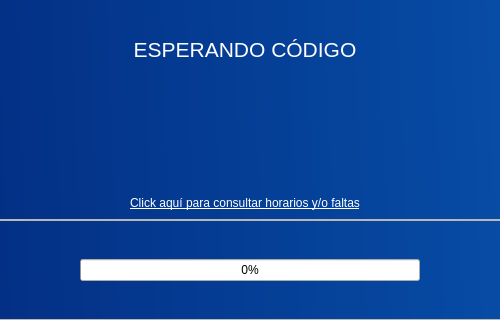
Minato97/Sica2_pruebas, file Login.ui: the form before one commit; both pictures show x 288 to 788 and y 547 to 867 of the 1066 by 867 pixel window.
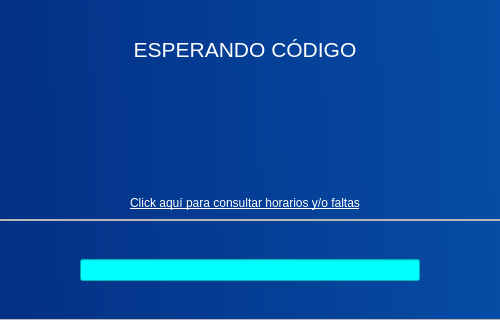
The form after the commit.

Commit message: barra con color

Diff of the .ui file:
```diff
--- a/Login.ui
+++ b/Login.ui
@@ -793,9 +793,27 @@
        </item>
        <item>
         <widget class="QProgressBar" name="barra_progreso">
+         <property name="enabled">
+          <bool>true</bool>
+         </property>
+         <property name="autoFillBackground">
+          <bool>true</bool>
+         </property>
+         <property name="styleSheet">
+          <string notr="true">background-color: rgb(0, 255, 255);</string>
+         </property>
+         <property name="maximum">
+          <number>100</number>
+         </property>
          <property name="value">
           <number>0</number>
          </property>
+         <property name="textVisible">
+          <bool>false</bool>
+         </property>
+         <property name="invertedAppearance">
+          <bool>false</bool>
+         </property>
         </widget>
        </item>
        <item>
```
The commit also changes 3 other files.
